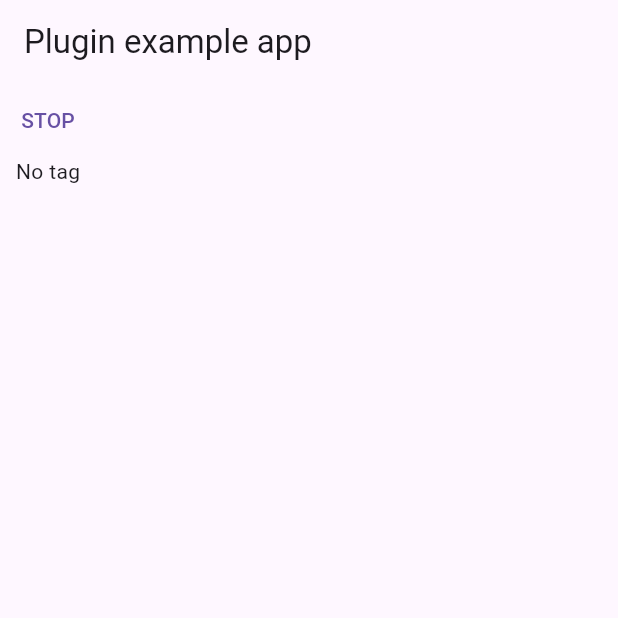
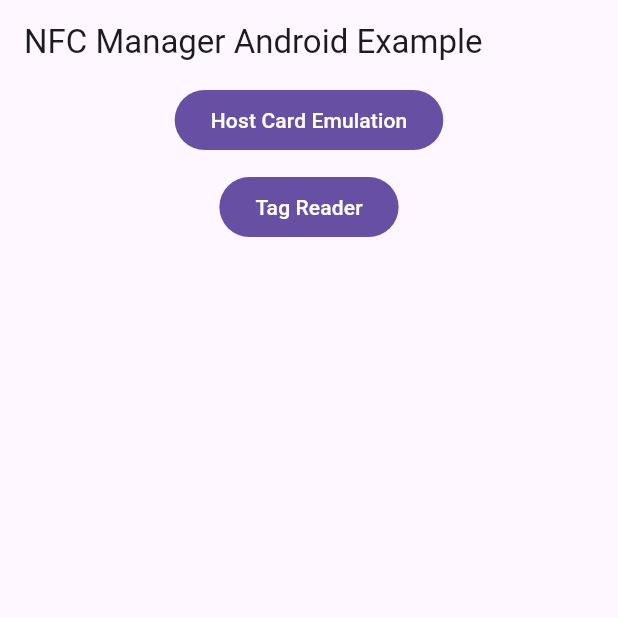
Before and after one commit to ngoc-quoc-huynh/nfc_manager, a Flutter app: the screen it shows after launch, on a phone screen of 412 x 824 dp, the top half of it. Run offline on Flutter 3.47's test engine with Material 3 defaults, Android fonts, the phone set to English and light mode, and no system bars; our stand-ins replace plugin_platform_interface.

Commit message:
Update example

```diff
--- a/nfc_manager_android/example/lib/main.dart
+++ b/nfc_manager_android/example/lib/main.dart
@@ -1,43 +1,47 @@
+import 'dart:async';
+
 import 'package:flutter/material.dart';
-import 'package:nfc_manager_android/nfc_manager_android.dart';
+import 'package:nfc_manager_android_example/host_card_emulation.dart';
+import 'package:nfc_manager_android_example/tag_reader.dart';
 
 void main() {
-  runApp(const MyApp());
+  runApp(const NfcManagerAndroidApp());
 }
 
-class MyApp extends StatefulWidget {
-  const MyApp({super.key});
+class NfcManagerAndroidApp extends StatelessWidget {
+  const NfcManagerAndroidApp({super.key});
 
-  @override
-  State<MyApp> createState() => _MyAppState();
-}
-
-class _MyAppState extends State<MyApp> {
   @override
   Widget build(BuildContext context) {
     return MaterialApp(
+      title: 'NFC Manager Android Example',
+      routes: {
+        'host-card-emulation': (_) => const HostCardEmulationPage(),
+        'tag-reader': (_) => const TagReaderPage(),
+      },
       home: Scaffold(
         appBar: AppBar(
-          title: const Text('Plugin example app'),
+          title: const Text('NFC Manager Android Example'),
         ),
-        body: Builder(
-          builder: (context) => Column(
-            children: [
-              TextButton(
-                onPressed: () async {
-                  await NfcManagerAndroidPlatform().stopDiscovery();
-                },
-                child: const Text('STOP'),
-              ),
-              StreamBuilder<Tag>(
-                stream: NfcManagerAndroidPlatform().startDiscovery(),
-                builder: (context, snapshot) => Column(
-                  children: [
-                    Text(snapshot.data?.call() ?? 'No tag'),
-                  ],
+        body: Center(
+          child: Builder(
+            builder: (context) => Column(
+              children: [
+                FilledButton(
+                  onPressed: () => unawaited(
+                    Navigator.pushNamed(context, 'host-card-emulation'),
+                  ),
+                  child: const Text('Host Card Emulation'),
                 ),
-              ),
-            ],
+                const SizedBox(height: 10),
+                FilledButton(
+                  onPressed: () => unawaited(
+                    Navigator.pushNamed(context, 'tag-reader'),
+                  ),
+                  child: const Text('Tag Reader'),
+                ),
+              ],
+            ),
           ),
         ),
       ),
```
Also changed, not shown: nfc_manager_android/example/lib/host_card_emulation.dart (added, +61 -0 lines), nfc_manager_android/example/lib/tag_reader.dart (added, +115 -0 lines), 3 other files.
